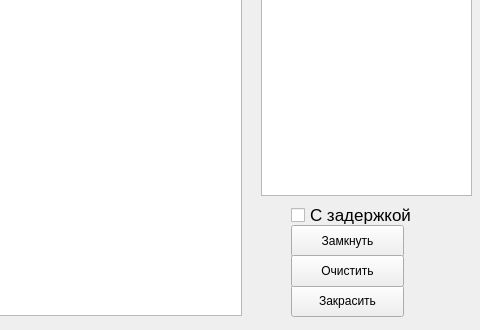
This is lab5/window.ui in Panda-Lewandowski/Computer-graphics as Qt 5 draws it before an edit; both pictures show x 329 to 809 and y 275 to 605 of the 809 by 605 pixel window. The edited form follows.
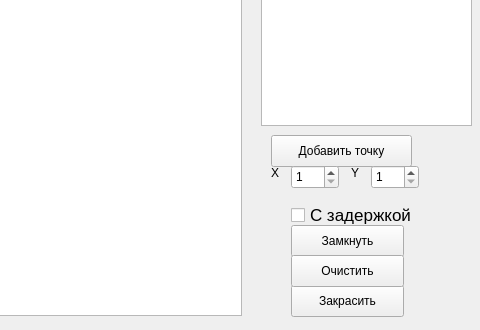
This is the edited form.

Patch:
```diff
--- a/lab5/window.ui
+++ b/lab5/window.ui
@@ -30,7 +30,7 @@
       <x>590</x>
       <y>10</y>
       <width>211</width>
-      <height>461</height>
+      <height>391</height>
      </rect>
     </property>
     <column>
@@ -101,6 +101,77 @@
      <string>С задержкой</string>
     </property>
    </widget>
+   <widget class="QPushButton" name="addpoint">
+    <property name="geometry">
+     <rect>
+      <x>600</x>
+      <y>410</y>
+      <width>141</width>
+      <height>32</height>
+     </rect>
+    </property>
+    <property name="text">
+     <string>Добавить точку</string>
+    </property>
+   </widget>
+   <widget class="QSpinBox" name="x">
+    <property name="geometry">
+     <rect>
+      <x>620</x>
+      <y>440</y>
+      <width>48</width>
+      <height>24</height>
+     </rect>
+    </property>
+    <property name="minimum">
+     <number>1</number>
+    </property>
+    <property name="maximum">
+     <number>561</number>
+    </property>
+   </widget>
+   <widget class="QSpinBox" name="y">
+    <property name="geometry">
+     <rect>
+      <x>700</x>
+      <y>440</y>
+      <width>48</width>
+      <height>24</height>
+     </rect>
+    </property>
+    <property name="minimum">
+     <number>1</number>
+    </property>
+    <property name="maximum">
+     <number>581</number>
+    </property>
+   </widget>
+   <widget class="QLabel" name="label">
+    <property name="geometry">
+     <rect>
+      <x>600</x>
+      <y>440</y>
+      <width>16</width>
+      <height>16</height>
+     </rect>
+    </property>
+    <property name="text">
+     <string>X</string>
+    </property>
+   </widget>
+   <widget class="QLabel" name="label_2">
+    <property name="geometry">
+     <rect>
+      <x>680</x>
+      <y>440</y>
+      <width>16</width>
+      <height>16</height>
+     </rect>
+    </property>
+    <property name="text">
+     <string>Y</string>
+    </property>
+   </widget>
   </widget>
  </widget>
  <resources/>
```
